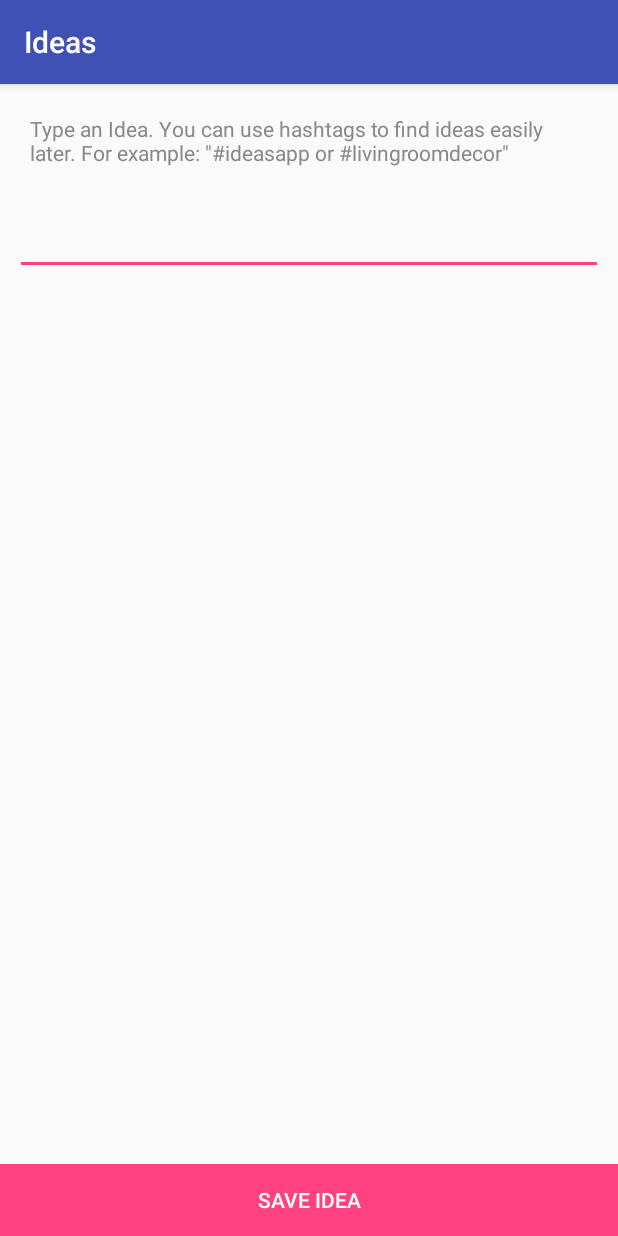
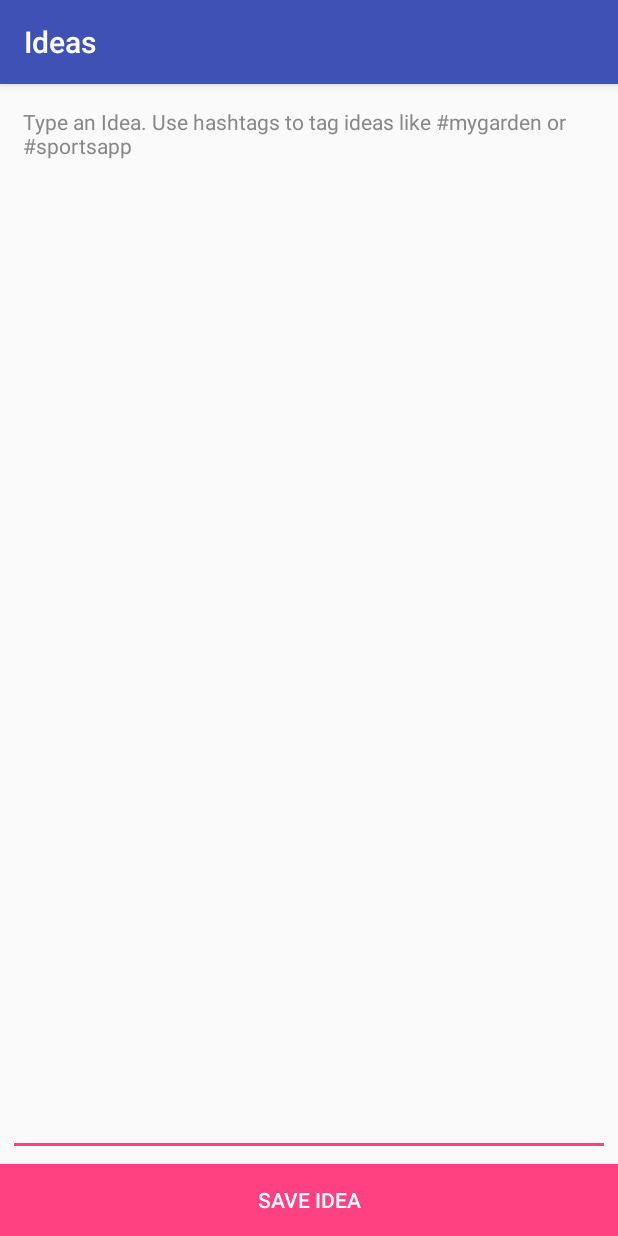
Before and after one commit to sashib/appwallah, an Android app: the NewIdeaActivity screen opened directly, with no data from a screen before it, on a phone screen of 412 x 824 dp. Run offline under Robolectric (Android 15) with nearby library versions, the phone set to English and light mode, and no system bars; libraries missing offline, so code that uses them is left out: com.firebase.client.

Commit message:
added recycler view, cleaned up new idea design

```diff
--- a/Ideas/app/build.gradle
+++ b/Ideas/app/build.gradle
@@ -32,6 +32,7 @@ dependencies {
     compile 'com.android.support:design:23.1.0'
     compile 'com.firebase:firebase-client-android:2.5.0+'
     compile 'com.firebase:firebase-token-generator:2.0.0'
-
+    compile 'com.firebaseui:firebase-ui:0.3.1'
+    compile 'com.android.support:cardview-v7:23.0.0'
 
 }
--- a/Ideas/app/src/main/res/layout/activity_main.xml
+++ b/Ideas/app/src/main/res/layout/activity_main.xml
@@ -31,4 +31,6 @@
         android:layout_margin="@dimen/fab_margin"
         android:src="@drawable/ic_content_add"/>
 
+
+
 </android.support.design.widget.CoordinatorLayout>
--- a/Ideas/app/src/main/res/layout/activity_new_idea.xml
+++ b/Ideas/app/src/main/res/layout/activity_new_idea.xml
@@ -1,15 +1,16 @@
 <?xml version="1.0" encoding="utf-8"?>
-<RelativeLayout xmlns:android="http://schemas.android.com/apk/res/android"
+<LinearLayout xmlns:android="http://schemas.android.com/apk/res/android"
     xmlns:tools="http://schemas.android.com/tools"
     android:layout_width="match_parent"
-    android:layout_height="match_parent"
+    android:layout_height="fill_parent"
+    android:orientation="vertical"
     tools:context="com.appwallah.ideas.NewIdeaActivity">
     <TextView
         android:id="@+id/label"
         android:layout_width="match_parent"
         android:layout_height="wrap_content"
         android:padding="10dp"
-        android:layout_margin="10dp"
+        android:layout_margin="5dp"
         android:textSize="14sp"
         android:textColor="@color/light_gray"
         android:text="@string/new_idea_label"/>
@@ -17,21 +18,23 @@
         android:id="@+id/idea_edit"
         android:layout_width="match_parent"
         android:layout_height="wrap_content"
-        android:layout_below="@+id/label"
+        android:layout_weight="1"
         android:padding="10dp"
-        android:layout_margin="10dp"
-        android:layout_marginTop="10dp"
+        android:layout_margin="5dp"
         android:minLines="5"
         android:lines="5"
+        android:maxLines="10"
         android:textSize="16sp"
-        android:inputType="textAutoComplete"/>
+        android:scrollbars="vertical"
+        android:gravity="top|left"
+        android:inputType="textMultiLine"/>
     <Button
         android:id="@+id/save_button"
         android:layout_width="match_parent"
         android:layout_height="wrap_content"
-        android:layout_alignParentBottom="true"
+        android:layout_gravity="bottom"
         android:padding="10dp"
         android:text="@string/label_save"
         android:textColor="@android:color/white"
-        android:background="@color/pink"/>
-</RelativeLayout>
+        android:background="@color/colorAccent"/>
+</LinearLayout>
--- a/Ideas/app/src/main/res/values/colors.xml
+++ b/Ideas/app/src/main/res/values/colors.xml
@@ -4,5 +4,6 @@
     <color name="colorPrimaryDark">#303F9F</color>
     <color name="colorAccent">#FF4081</color>
     <color name="light_gray">#888888</color>
+    <color name="background">#efefef</color>
     <color name="pink">#FF4081</color>
 </resources>
--- a/Ideas/app/src/main/res/values/strings.xml
+++ b/Ideas/app/src/main/res/values/strings.xml
@@ -1,7 +1,7 @@
 <resources>
     <string name="app_name">Ideas</string>
     <string name="action_settings">Settings</string>
-    <string name="new_idea_label">Type an Idea. You can use hashtags to find ideas easily later. For example: \"#ideasapp or #livingroomdecor\"</string>
+    <string name="new_idea_label">Type an Idea. Use hashtags to tag ideas like #mygarden or #sportsapp</string>
     <string name="label_save">Save Idea</string>
     <string name="title_activity_login">Sign in</string>
 
```
Also changed, not shown: Ideas/app/src/main/java/com/appwallah/ideas/Idea.java (+12 -10 lines), Ideas/app/src/main/java/com/appwallah/ideas/IdeaViewHolder.java (added, +17 -0 lines), Ideas/app/src/main/java/com/appwallah/ideas/MainActivity.java (+34 -0 lines), Ideas/app/src/main/res/layout/content_main.xml (+6 -4 lines), Ideas/app/src/main/res/layout/idea_item.xml (added, +24 -0 lines).
